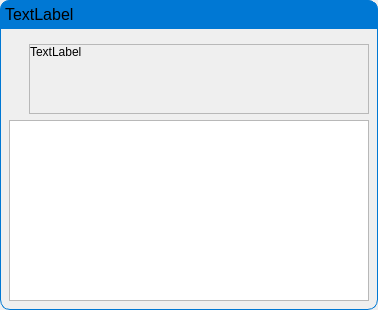
TheCodingJsoftware/Invigo, file ui/select_item_dialog.ui: the form before one commit.
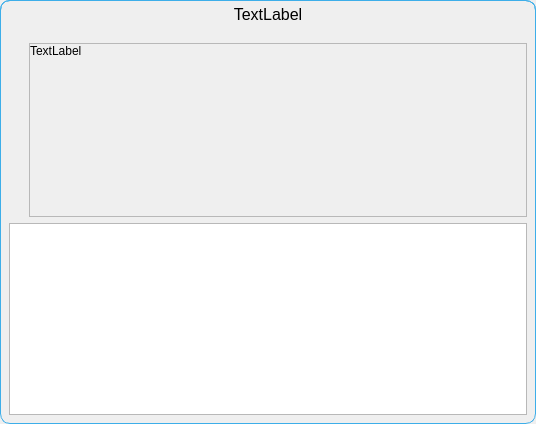
The form after the commit.

```diff
--- a/ui/select_item_dialog.ui
+++ b/ui/select_item_dialog.ui
@@ -6,8 +6,8 @@
    <rect>
     <x>0</x>
     <y>0</y>
-    <width>378</width>
-    <height>310</height>
+    <width>536</width>
+    <height>424</height>
    </rect>
   </property>
   <property name="windowTitle">
@@ -43,7 +43,7 @@
 	border-bottom-left-radius:10px;
 	border-top-right-radius:10px;
 	border-bottom-right-radius:10px;
-	border: 1px solid  rgb(0,120,212);;
+	border: 1px solid  #3daee9;
 }</string>
      </property>
      <layout class="QVBoxLayout" name="verticalLayout_3" stretch="0,0">
@@ -73,11 +73,10 @@
          </font>
         </property>
         <property name="styleSheet">
-         <string notr="true">background-color: rgb(0,120,212);
-border-top-left-radius:10px;
+         <string notr="true">border-top-left-radius:10px;
 border-top-right-radius:10px;
-border: 1px solid  rgb(0,120,212);
-</string>
+border: 1px solid  #3daee9;
+border-bottom: none;</string>
         </property>
         <property name="frameShape">
          <enum>QFrame::Box</enum>
@@ -89,7 +88,7 @@
          <string>TextLabel</string>
         </property>
         <property name="alignment">
-         <set>Qt::AlignLeading|Qt::AlignLeft|Qt::AlignTop</set>
+         <set>Qt::AlignHCenter|Qt::AlignTop</set>
         </property>
        </widget>
       </item>
@@ -146,8 +145,8 @@
               <rect>
                <x>0</x>
                <y>0</y>
-               <width>328</width>
-               <height>69</height>
+               <width>486</width>
+               <height>162</height>
               </rect>
              </property>
              <layout class="QVBoxLayout" name="verticalLayout_4">
```
